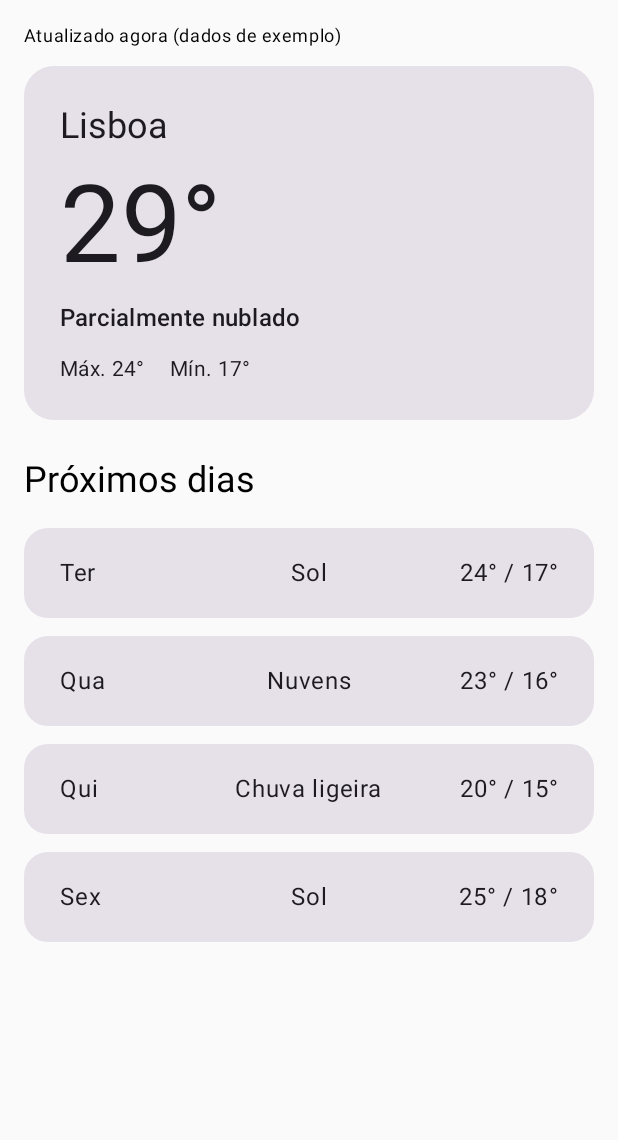
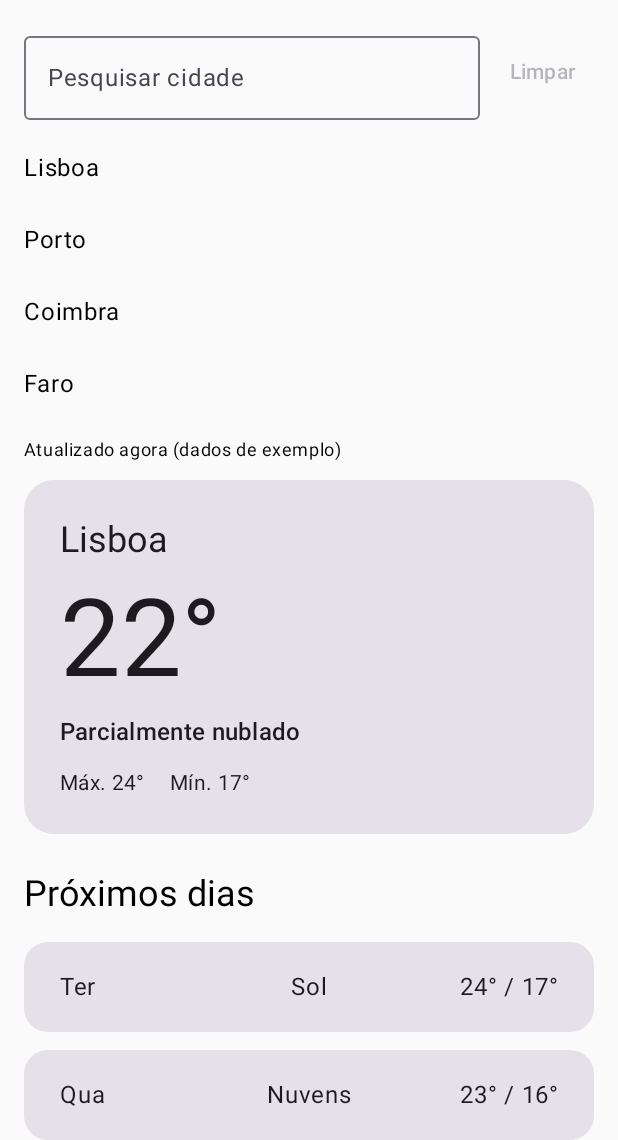
Before and after one commit to RicardoGod/weather-forecast, an Android app built with Jetpack Compose: the screen it shows after launch (MainActivity), on a phone screen of 412 x 824 dp, the part 96-1236 px from its top. Run offline under Robolectric (Android 15) with nearby library versions, the phone set to English and light mode, and no system bars.

Commit message:
commit - 05 - integração da missao 02, incluindo pesquisas , mais cidades, ajuste da rota e a barra de pesquisa

```diff
--- /dev/null
+++ b/candidate/starter/app/src/main/java/com/androidquest/weathermate/components/CitySearch.kt
@@ -0,0 +1,70 @@
+package com.androidquest.weathermate.components
+
+import androidx.compose.foundation.clickable
+import androidx.compose.foundation.layout.Arrangement
+import androidx.compose.foundation.layout.Column
+import androidx.compose.foundation.layout.Row
+import androidx.compose.foundation.layout.fillMaxWidth
+import androidx.compose.foundation.layout.padding
+import androidx.compose.material3.MaterialTheme
+import androidx.compose.material3.OutlinedTextField
+import androidx.compose.material3.Text
+import androidx.compose.material3.TextButton
+import androidx.compose.runtime.Composable
+import androidx.compose.ui.Alignment
+import androidx.compose.ui.Modifier
+import androidx.compose.ui.unit.dp
+
+/**
+ * Campo de pesquisa + lista de resultados. Não guarda estado: recebe a query
+ * e os resultados e devolve eventos (estado "levantado" para quem o usa).
+ */
+@Composable
+fun CitySearch(
+    query: String,
+    onQueryChange: (String) -> Unit,
+    results: List<String>,
+    onCitySelected: (String) -> Unit
+) {
+    Column(modifier = Modifier.fillMaxWidth()) {
+        Row(
+            verticalAlignment = Alignment.CenterVertically,
+            horizontalArrangement = Arrangement.spacedBy(8.dp)
+        ) {
+            OutlinedTextField(
+                value = query,
+                onValueChange = onQueryChange,
+                label = { Text("Pesquisar cidade") },
+                singleLine = true,
+                modifier = Modifier.weight(1f)
+            )
+            TextButton(
+                onClick = { onQueryChange("") },
+                enabled = query.isNotEmpty()
+            ) {
+                Text("Limpar")
+            }
+        }
+
+        when {
+            results.isEmpty() -> Text(
+                text = "Nenhuma cidade encontrada para \"$query\".",
+                style = MaterialTheme.typography.bodyMedium,
+                modifier = Modifier.padding(top = 12.dp)
+            )
+
+            else -> Column(modifier = Modifier.padding(top = 8.dp)) {
+                results.forEach { city ->
+                    Text(
+                        text = city,
+                        style = MaterialTheme.typography.bodyLarge,
+                        modifier = Modifier
+                            .fillMaxWidth()
+                            .clickable { onCitySelected(city) }
+                            .padding(vertical = 12.dp)
+                    )
+                }
+            }
+        }
+    }
+}
--- a/candidate/starter/app/src/main/java/com/androidquest/weathermate/data/mock/MockWeatherData.kt
+++ b/candidate/starter/app/src/main/java/com/androidquest/weathermate/data/mock/MockWeatherData.kt
@@ -5,15 +5,16 @@ import com.androidquest.weathermate.model.CurrentWeather
 import com.androidquest.weathermate.model.DailyForecast
 import com.androidquest.weathermate.model.WeatherUiModel
 
+
 /**
- * Dados locais fictícios para a Missão 01 (sem API).
+ * Dados locais fictícios (sem API).
  * Os composables não conhecem estes dados: recebem-nos pelo ViewModel.
  */
 object MockWeatherData : WeatherRepository {
 
     val lisbon = WeatherUiModel(
         city = "Lisboa",
-        temperature = 29,
+        temperature = 22,
         condition = "Parcialmente nublado",
         high = 24,
         low = 17,
@@ -39,7 +40,35 @@ object MockWeatherData : WeatherRepository {
         )
     )
 
-    val cities = listOf(lisbon, porto)
+    val coimbra = WeatherUiModel(
+        city = "Coimbra",
+        temperature = 20,
+        condition = "Sol",
+        high = 23,
+        low = 13,
+        forecast = listOf(
+            DailyForecast("Ter", "Sol", 23, 13),
+            DailyForecast("Qua", "Sol", 24, 14),
+            DailyForecast("Qui", "Nuvens", 21, 12),
+            DailyForecast("Sex", "Chuva", 18, 11)
+        )
+    )
+
+    val faro = WeatherUiModel(
+        city = "Faro",
+        temperature = 24,
+        condition = "Sol",
+        high = 26,
+        low = 18,
+        forecast = listOf(
+            DailyForecast("Ter", "Sol", 26, 18),
+            DailyForecast("Qua", "Sol", 27, 19),
+            DailyForecast("Qui", "Sol", 25, 18),
+            DailyForecast("Sex", "Nuvens", 24, 17)
+        )
+    )
+
+    val cities = listOf(lisbon, porto, coimbra, faro)
 
     val lisbonCurrent: CurrentWeather = lisbon.toCurrentWeather()
 
--- a/candidate/starter/app/src/main/java/com/androidquest/weathermate/data/viewModel/WeatherRoute.kt
+++ b/candidate/starter/app/src/main/java/com/androidquest/weathermate/data/viewModel/WeatherRoute.kt
@@ -12,18 +12,28 @@ import androidx.compose.material3.Text
 import androidx.compose.runtime.Composable
 import androidx.compose.runtime.collectAsState
 import androidx.compose.runtime.getValue
+import androidx.compose.runtime.mutableStateOf
+import androidx.compose.runtime.saveable.rememberSaveable
+import androidx.compose.runtime.setValue
 import androidx.compose.ui.Alignment
 import androidx.compose.ui.Modifier
 import androidx.compose.ui.unit.dp
 import androidx.lifecycle.viewmodel.compose.viewModel
+import com.androidquest.weathermate.domain.filterCities
 import com.androidquest.weathermate.screen.WeatherScreen
+
+
 
 /**
  * Liga o ViewModel ao ecrã e trata dos 3 estados: carregando, erro e sucesso.
+ *
+ * A query de pesquisa vive aqui (e não no composable da tela), para não se perder
+ * quando o estado passa por Loading e a tela é trocada pelo spinner.
  */
 @Composable
 fun WeatherRoute(viewModel: WeatherViewModel = viewModel()) {
     val state by viewModel.uiState.collectAsState()
+    var query by rememberSaveable { mutableStateOf("") }
 
     when (val s = state) {
         is WeatherUiState.Loading -> {
@@ -51,7 +61,17 @@ fun WeatherRoute(viewModel: WeatherViewModel = viewModel()) {
         }
 
         is WeatherUiState.Success -> {
-            WeatherScreen(current = s.current, forecast = s.forecast)
+            WeatherScreen(
+                current = s.current,
+                forecast = s.forecast,
+                query = query,
+                onQueryChange = { query = it },
+                results = filterCities(viewModel.availableCities, query),
+                onCitySelected = { city ->
+                    query = ""
+                    viewModel.loadWeather(city)
+                }
+            )
         }
     }
 }
--- a/candidate/starter/app/src/main/java/com/androidquest/weathermate/data/viewModel/WeatherViewModel.kt
+++ b/candidate/starter/app/src/main/java/com/androidquest/weathermate/data/viewModel/WeatherViewModel.kt
@@ -11,6 +11,8 @@ import kotlinx.coroutines.flow.StateFlow
 import kotlinx.coroutines.flow.asStateFlow
 import kotlinx.coroutines.launch
 
+
+
 sealed interface WeatherUiState {
     data object Loading : WeatherUiState
     data class Success(
@@ -23,6 +25,9 @@ sealed interface WeatherUiState {
 class WeatherViewModel(
     private val repository: WeatherRepository = MockWeatherData
 ) : ViewModel() {
+
+    /** Cidades que o utilizador pode escolher na UI. */
+    val availableCities: List<String> = MockWeatherData.cities.map { it.city }
 
     private val _uiState = MutableStateFlow<WeatherUiState>(WeatherUiState.Loading)
     val uiState: StateFlow<WeatherUiState> = _uiState.asStateFlow()
--- /dev/null
+++ b/candidate/starter/app/src/main/java/com/androidquest/weathermate/domain/CityFilter.kt
@@ -0,0 +1,22 @@
+package com.androidquest.weathermate.domain
+
+import java.text.Normalizer
+
+/**
+ * Filtra cidades pelo texto digitado.
+ * - Ignora maiúsculas/minúsculas e acentos ("evora" encontra "Évora").
+ * - Correspondência parcial: "por" encontra "Porto".
+ * - Query vazia (ou só espaços) devolve a lista completa.
+ *
+ * Função pura, sem Compose: pode ser testada sem emulador.
+ */
+fun filterCities(cities: List<String>, query: String): List<String> {
+    val normalizedQuery = query.normalizeForSearch()
+    if (normalizedQuery.isEmpty()) return cities
+    return cities.filter { it.normalizeForSearch().contains(normalizedQuery) }
+}
+
+private fun String.normalizeForSearch(): String =
+    Normalizer.normalize(trim(), Normalizer.Form.NFD)
+        .replace(Regex("\\p{M}"), "")
+        .lowercase()
--- a/candidate/starter/app/src/main/java/com/androidquest/weathermate/screen/WeatherScreen.kt
+++ b/candidate/starter/app/src/main/java/com/androidquest/weathermate/screen/WeatherScreen.kt
@@ -14,18 +14,25 @@ import androidx.compose.ui.Modifier
 import androidx.compose.ui.graphics.Color
 import androidx.compose.ui.tooling.preview.Preview
 import androidx.compose.ui.unit.dp
+import com.androidquest.weathermate.components.CitySearch
 import com.androidquest.weathermate.components.CurrentWeatherCard
 import com.androidquest.weathermate.components.ForecastRow
 import com.androidquest.weathermate.data.mock.MockWeatherData
 import com.androidquest.weathermate.model.CurrentWeather
 import com.androidquest.weathermate.model.DailyForecast
 
+
+
 val CardColor = Color(0xFFE6E0E9)
 
 @Composable
 fun WeatherScreen(
     current: CurrentWeather,
-    forecast: List<DailyForecast>
+    forecast: List<DailyForecast>,
+    query: String,
+    onQueryChange: (String) -> Unit,
+    results: List<String>,
+    onCitySelected: (String) -> Unit
 ) {
     Surface(
         modifier = Modifier.fillMaxSize(),
@@ -41,6 +48,15 @@ fun WeatherScreen(
                     text = "Weather Mate",
                     style = MaterialTheme.typography.headlineLarge,
                     modifier = Modifier.padding(bottom = 4.dp)
+                )
+            }
+
+            item {
+                CitySearch(
+                    query = query,
+                    onQueryChange = onQueryChange,
+                    results = results,
+                    onCitySelected = onCitySelected
                 )
             }
 
@@ -73,6 +89,10 @@ fun WeatherScreen(
 fun WeatherScreenPreview() {
     WeatherScreen(
         current = MockWeatherData.lisbonCurrent,
-        forecast = MockWeatherData.lisbon.forecast
+        forecast = MockWeatherData.lisbon.forecast,
+        query = "",
+        onQueryChange = {},
+        results = MockWeatherData.cities.map { it.city },
+        onCitySelected = {}
     )
 }
```
